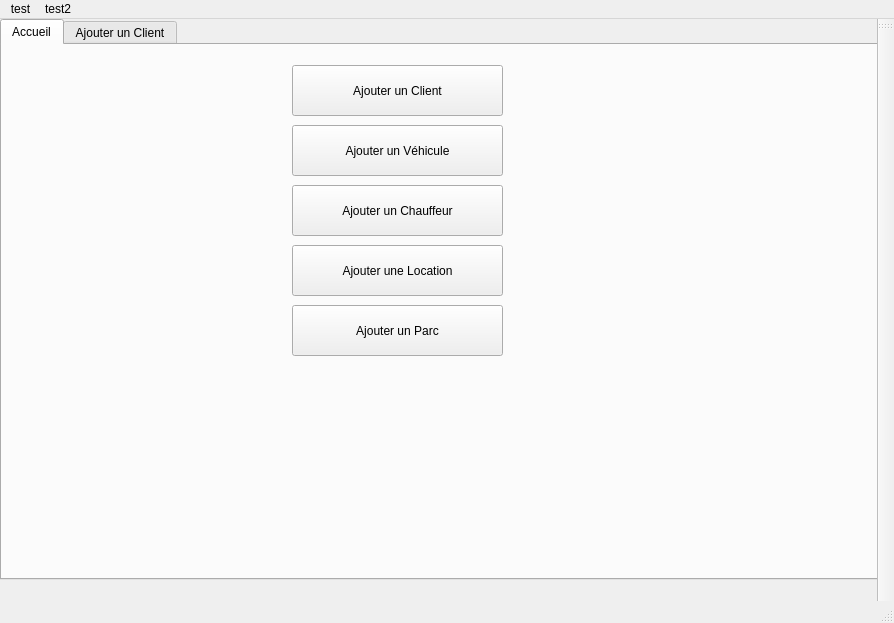
Above: ProjetCPOA/mainwindow.ui from simonh88/projetL3 before the change. Below: the same form after it.
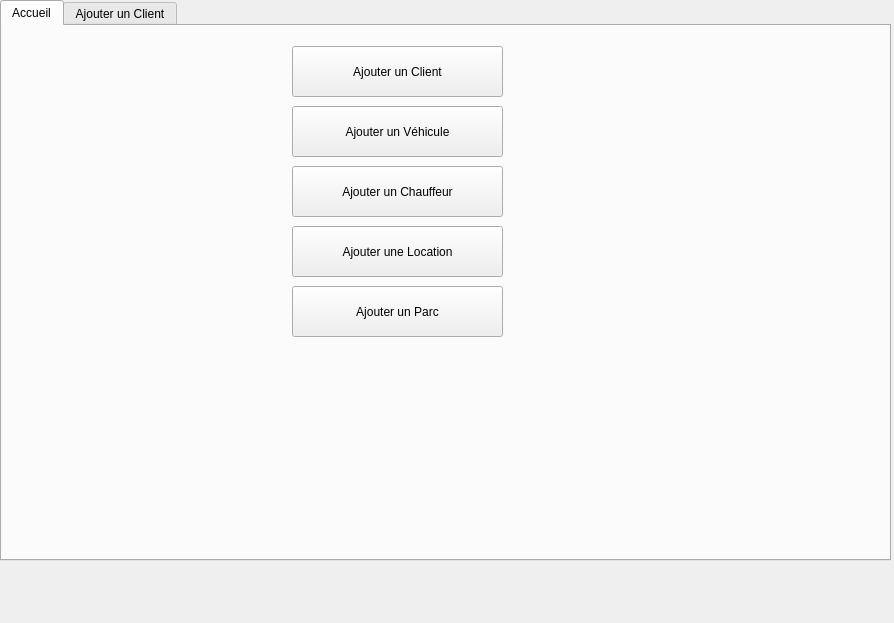
That is the form after the change.

Commit message: suppression toolbar

```diff
--- a/ProjetCPOA/mainwindow.ui
+++ b/ProjetCPOA/mainwindow.ui
@@ -127,37 +127,6 @@
     </widget>
    </widget>
   </widget>
-  <widget class="QMenuBar" name="menuBar">
-   <property name="geometry">
-    <rect>
-     <x>0</x>
-     <y>0</y>
-     <width>894</width>
-     <height>25</height>
-    </rect>
-   </property>
-   <widget class="QMenu" name="menuTest">
-    <property name="title">
-     <string>test</string>
-    </property>
-   </widget>
-   <widget class="QMenu" name="menuTest2">
-    <property name="title">
-     <string>test2</string>
-    </property>
-   </widget>
-   <addaction name="menuTest"/>
-   <addaction name="menuTest2"/>
-  </widget>
-  <widget class="QToolBar" name="mainToolBar">
-   <attribute name="toolBarArea">
-    <enum>RightToolBarArea</enum>
-   </attribute>
-   <attribute name="toolBarBreak">
-    <bool>false</bool>
-   </attribute>
-  </widget>
-  <widget class="QStatusBar" name="statusBar"/>
  </widget>
  <layoutdefault spacing="6" margin="11"/>
  <resources/>
```
